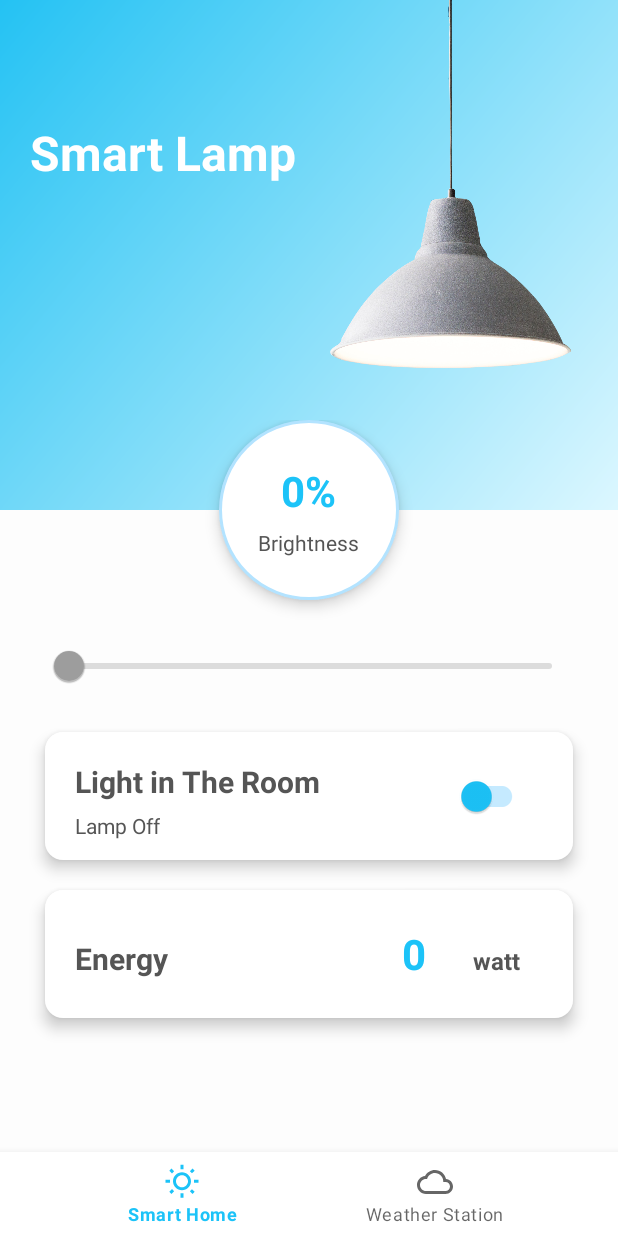
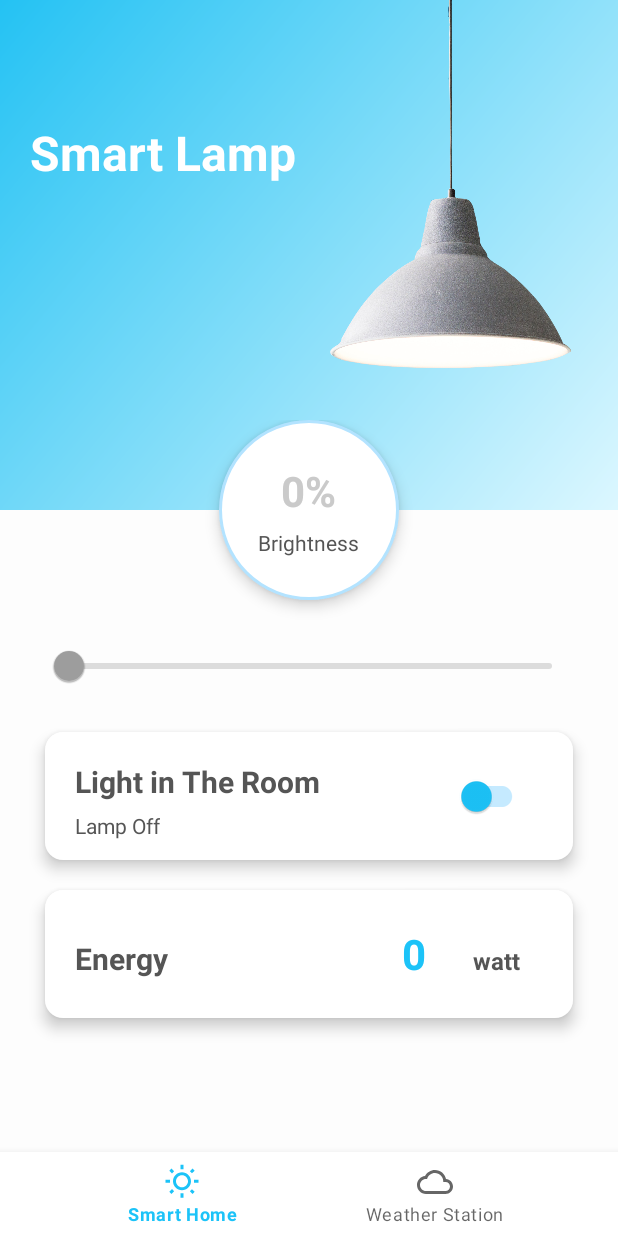
Before and after one commit to artfath/IoTApp, an Android app: the screen it shows after launch (MainActivity), on a phone screen of 412 x 824 dp. Run offline under Robolectric (Android 15) with nearby library versions, the phone set to English and light mode, and no system bars; our stand-ins replace Firebase (no records; nobody signed in at launch, a user with empty details on screens opened directly), navigation-ui; 1 statement that could not run was skipped.

Commit message:
optimize logic on smart lamp fragment

```diff
--- a/app/src/main/res/layout/fragment_smart_lamp.xml
+++ b/app/src/main/res/layout/fragment_smart_lamp.xml
@@ -17,7 +17,7 @@
             android:layout_height="wrap_content"
             android:layout_marginStart="20dp"
             android:layout_marginTop="80dp"
-            android:text="Smart Lamp"
+            android:text="@string/smart_lamp"
             android:textColor="@color/white"
             android:textSize="32sp"
             android:textStyle="bold" />
@@ -26,7 +26,8 @@
             android:layout_width="match_parent"
             android:layout_height="260dp"
             android:layout_marginEnd="10dp"
-            android:src="@drawable/light" />
+            android:src="@drawable/light"
+            android:contentDescription="@string/attribute_lamp" />
 
     </LinearLayout>
 
@@ -50,7 +51,7 @@
                 android:id="@+id/tv_brightness"
                 android:layout_width="wrap_content"
                 android:layout_height="wrap_content"
-                android:text="0%"
+                android:text="@string/zero"
                 android:textColor="@color/blue_500"
                 android:textSize="28sp"
                 android:textStyle="bold" />
@@ -59,7 +60,7 @@
                 android:layout_width="wrap_content"
                 android:layout_height="wrap_content"
                 android:layout_marginTop="6dp"
-                android:text="Brightness"
+                android:text="@string/brightness"
                 android:textColor="#555555"
                 android:textSize="14sp" />
 
@@ -108,7 +109,7 @@
                         android:layout_width="wrap_content"
                         android:layout_height="wrap_content"
                         android:layout_marginTop="6dp"
-                        android:text="Light in The Room"
+                        android:text="@string/light_in_the_room"
                         android:textColor="#555555"
                         android:textSize="20sp"
                         android:textStyle="bold" />
@@ -118,7 +119,7 @@
                         android:layout_width="wrap_content"
                         android:layout_height="wrap_content"
                         android:layout_marginTop="6dp"
-                        android:text="Lamp Off"
+                        android:text="@string/lamp_state"
                         android:textColor="#555555"
                         android:textSize="14sp" />
 
@@ -161,7 +162,7 @@
                     android:layout_height="wrap_content"
                     android:layout_column="0"
                     android:layout_columnWeight="1"
-                    android:text="Energy"
+                    android:text="@string/energy"
                     android:textColor="#555555"
                     android:textSize="20sp"
                     android:textStyle="bold" />
@@ -172,7 +173,7 @@
                     android:layout_height="wrap_content"
                     android:layout_column="1"
                     android:layout_columnWeight="0.2"
-                    android:text="10"
+                    android:text="@string/_10"
                     android:textColor="@color/blue_500"
                     android:textSize="28sp"
                     android:textStyle="bold" />
@@ -182,7 +183,7 @@
                     android:layout_height="wrap_content"
                     android:layout_column="2"
                     android:layout_columnWeight="0.1"
-                    android:text="watt"
+                    android:text="@string/watt"
                     android:textColor="#555555"
                     android:textSize="16sp"
                     android:textStyle="bold" />
--- a/app/src/main/res/values/colors.xml
+++ b/app/src/main/res/values/colors.xml
@@ -6,6 +6,7 @@
     <color name="teal_200">#FF03DAC5</color>
     <color name="teal_700">#FF018786</color>
     <color name="black">#FF000000</color>
+    <color name="grey">#CACACA</color>
     <color name="white">#FFFFFFFF</color>
     <color name="blue_500">#FF1CC3F8</color>
     <color name="blue_200">#FFC5EAFF</color>
--- a/app/src/main/res/values/strings.xml
+++ b/app/src/main/res/values/strings.xml
@@ -2,4 +2,13 @@
     <string name="app_name">IoT App</string>
     <!-- TODO: Remove or change this placeholder text -->
     <string name="hello_blank_fragment">Hello blank fragment</string>
+    <string name="smart_lamp">Smart Lamp</string>
+    <string name="attribute_lamp">Photo by Pierre Châtel-Innocenti on Unsplash</string>
+    <string name="zero">0%</string>
+    <string name="brightness">Brightness</string>
+    <string name="light_in_the_room">Light in The Room</string>
+    <string name="lamp_state">Lamp Off</string>
+    <string name="energy">Energy</string>
+    <string name="_10">10</string>
+    <string name="watt">watt</string>
 </resources>
```
Also changed, not shown: app/src/main/java/com/apps/iotapp/fragment/SmartLamp.kt (+19 -40 lines).
